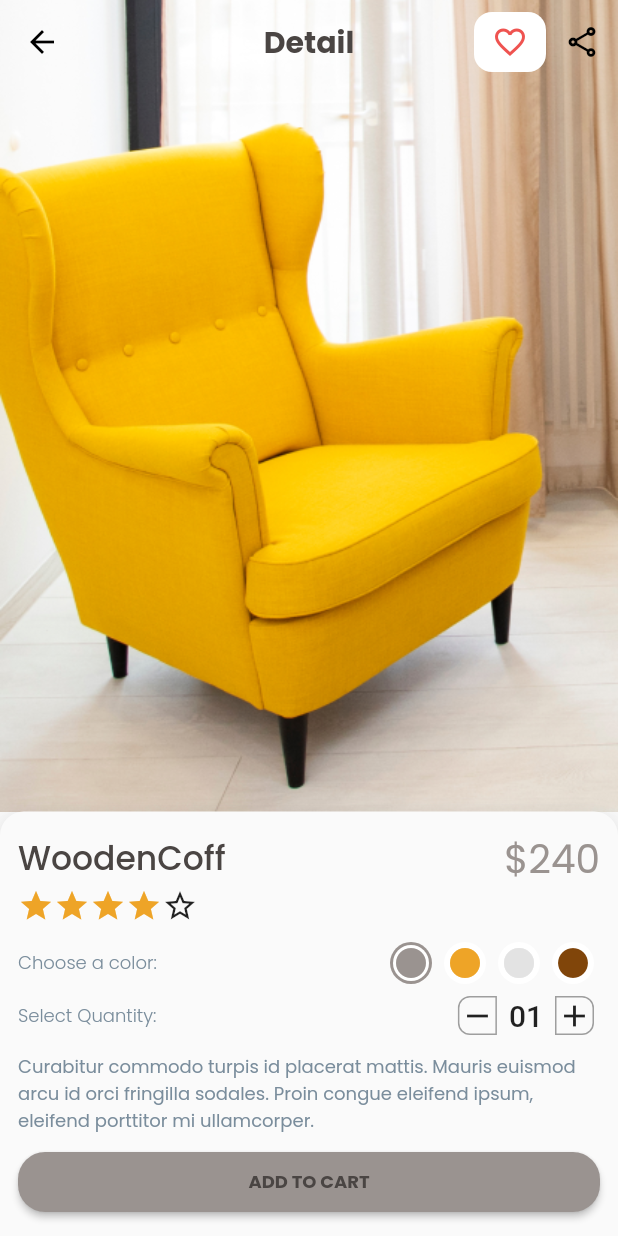
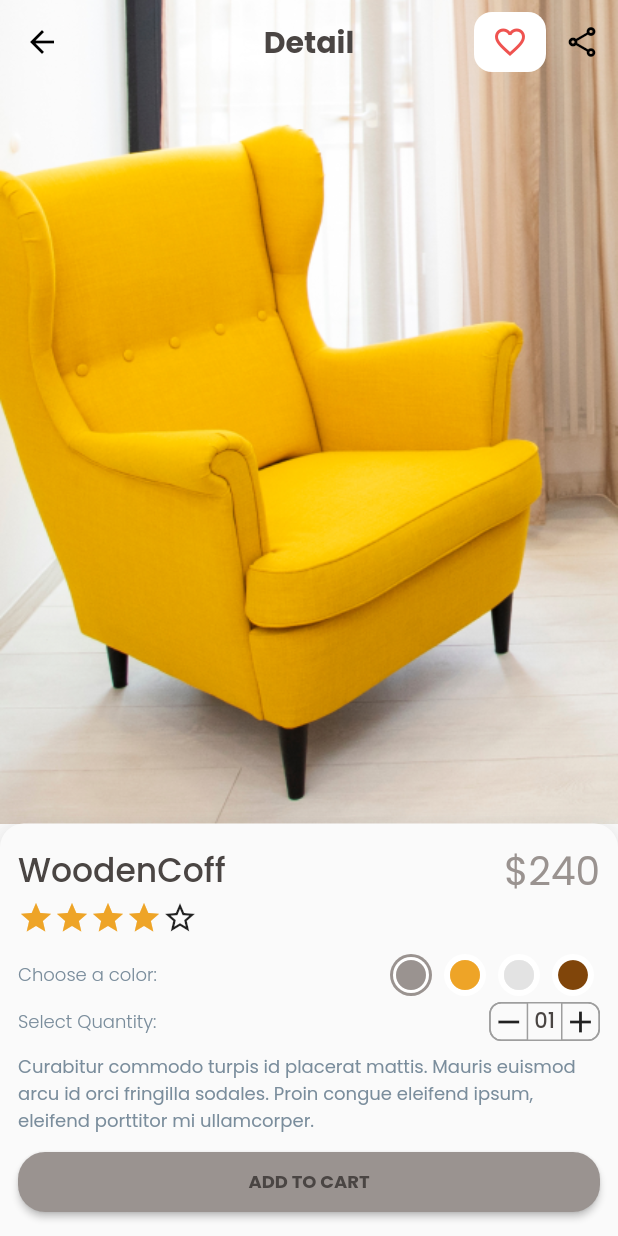
Before and after one commit to lie16/fugi_furniture_shop, a Flutter app: the MyDetailProduct screen opened by its route, on a phone screen of 412 x 824 dp. Run offline on Flutter 3.47's test engine with Material 2 defaults, Android fonts, the phone set to English and light mode, and no system bars; our stand-ins replace flutter_screenutil, go_router, google_fonts.

Commit message:
detail page done

```diff
--- a/lib/feature/home/page/widget/cart_counter.dart
+++ b/lib/feature/home/page/widget/cart_counter.dart
@@ -1,4 +1,5 @@
 import 'package:flutter/material.dart';
+import 'package:fugi_furniture_shop/const/my_style.dart';
 
 class CartCounter extends StatefulWidget {
   const CartCounter({super.key});
@@ -13,6 +14,16 @@ class CartCounterState extends State<CartCounter> {
   @override
   Widget build(BuildContext context) {
     return SizedBox(
+      child: DecoratedBox(
+        decoration: BoxDecoration(
+          border: Border.all(
+            color: Colors.grey,
+          ),
+          // borderRadius: BorderRadius.only(
+          borderRadius: const BorderRadius.all(
+            Radius.circular(8),
+          ),
+        ),
         child: Row(
           crossAxisAlignment: CrossAxisAlignment.center,
           mainAxisAlignment: MainAxisAlignment.center,
@@ -31,7 +42,7 @@ class CartCounterState extends State<CartCounter> {
               padding: const EdgeInsets.symmetric(horizontal: 4),
               child: Text(
                 numOfItems.toString().padLeft(2, '0'),
-              style: Theme.of(context).textTheme.headline6,
+                style: MyTextStyle().labelMedium,
               ),
             ),
             buildOutlinedButton(
@@ -43,6 +54,7 @@ class CartCounterState extends State<CartCounter> {
                   });
                 }),
           ],
+        ),
       ),
     );
   }
@@ -56,8 +68,6 @@ Widget buildOutlinedButton({
 }) {
   return InkWell(
     onTap: press,
-    child: Padding(
-      padding: const EdgeInsets.all(4.0),
     child: Container(
       decoration: BoxDecoration(
         border: Border.all(
@@ -74,6 +84,5 @@ Widget buildOutlinedButton({
         icon,
       ),
     ),
-    ),
   );
 }
```
Lines whose indentation alone changed are shown as unchanged.
